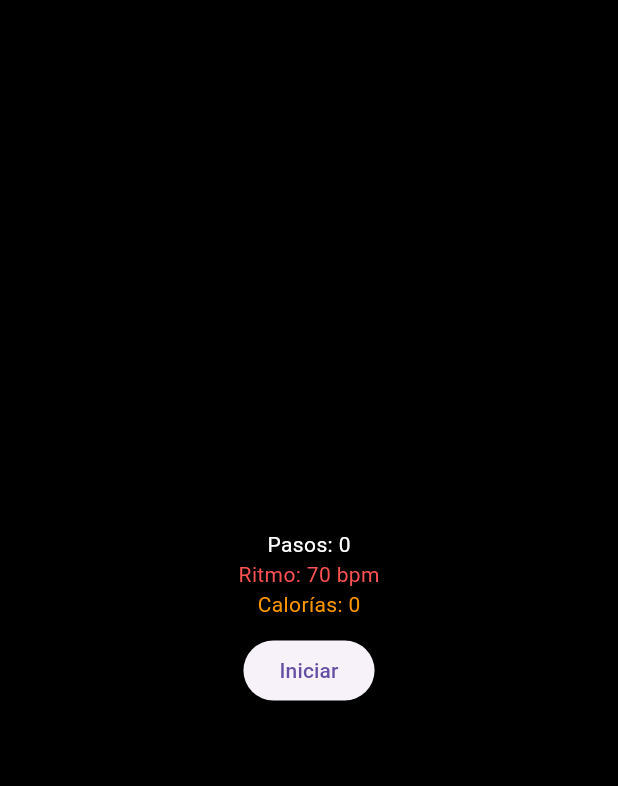
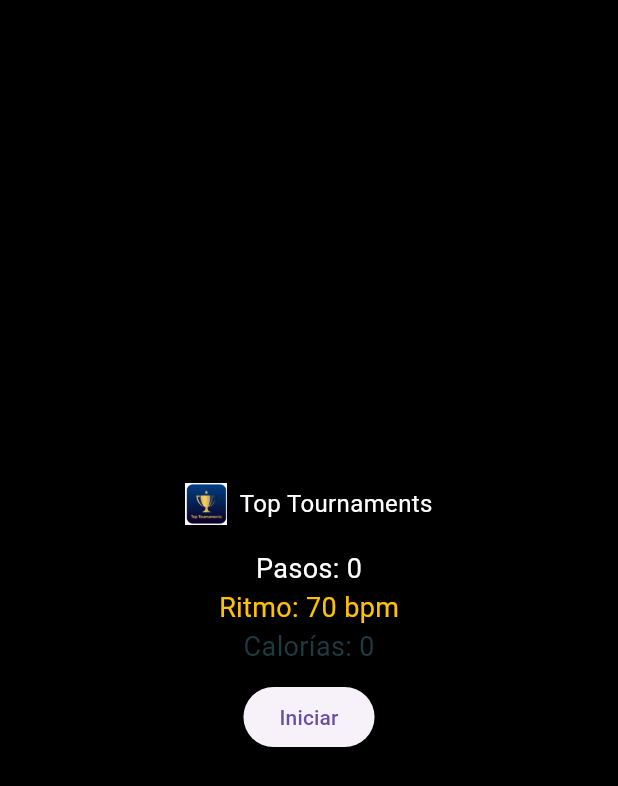
Before and after one commit to Zabdiel732/top-tournaments, a Flutter app: the screen it shows after launch, on a phone screen of 412 x 824 dp. Shown: the top 786 px of the screen. Run offline on Flutter 3.47's test engine with Material 3 defaults, Android fonts, the phone set to English and light mode, and no system bars; our stand-ins replace cloud_firestore, firebase_core, flutter_blue_plus, permission_handler; accounts and stored records are empty.

Commit message:
feat(remedial): UI palette, BLE permissions, PWA styling, assets setup

```diff
--- a/wearable_app/lib/main.dart
+++ b/wearable_app/lib/main.dart
@@ -10,7 +10,14 @@ class WearableApp extends StatelessWidget {
   const WearableApp({super.key});
   @override
   Widget build(BuildContext context) {
-    return const MaterialApp(home: WearableScreen());
+    return MaterialApp(
+      theme: ThemeData(
+        scaffoldBackgroundColor: const Color(0xFF0F2027),
+        textTheme: const TextTheme(bodyText2: TextStyle(color: Colors.white)),
+        appBarTheme: const AppBarTheme(backgroundColor: Color(0xFF0F2027)),
+      ),
+      home: const WearableScreen(),
+    );
   }
 }
 
@@ -54,9 +61,18 @@ class _WearableScreenState extends State<WearableScreen> {
         child: Column(
           mainAxisAlignment: MainAxisAlignment.center,
           children: [
-            Text('Pasos: $pasos', style: const TextStyle(color: Colors.white)),
-            Text('Ritmo: $ritmo bpm', style: const TextStyle(color: Colors.redAccent)),
-            Text('Calorías: $calorias', style: const TextStyle(color: Colors.orange)),
+            // Header with logo
+            Padding(
+              padding: const EdgeInsets.only(bottom:16.0),
+              child: Row(mainAxisAlignment: MainAxisAlignment.center, children: [
+                Image.asset('assets/images/logo.png', width:28, height:28),
+                const SizedBox(width:8),
+                const Text('Top Tournaments', style: TextStyle(color: Colors.white, fontSize:16))
+              ]),
+            ),
+            Text('Pasos: $pasos', style: const TextStyle(color: Colors.white, fontSize:18)),
+            Text('Ritmo: $ritmo bpm', style: const TextStyle(color: Color(0xFFFFC107), fontSize:18)),
+            Text('Calorías: $calorias', style: const TextStyle(color: Color(0xFF203A43), fontSize:18)),
             const SizedBox(height: 10),
             ElevatedButton(
               onPressed: _toggleSimulation,
--- a/wearable_app/pubspec.yaml
+++ b/wearable_app/pubspec.yaml
@@ -59,6 +59,9 @@ flutter:
   # the material Icons class.
   uses-material-design: true
 
+  assets:
+    - assets/images/logo.png
+
   # To add assets to your application, add an assets section, like this:
   # assets:
   #   - images/a_dot_burr.jpeg
```
Also changed, not shown: mobile_app/lib/main.dart (+68 -3 lines), mobile_app/pubspec.yaml (+6 -3 lines), assets/Logotipo.jpeg (added), mobile_app/assets/images/README.txt (added), mobile_app/assets/images/logo.png (added), mobile_app/pubspec.lock, tv_pwa/logo.png (added), wearable_app/assets/images/README.txt (added), wearable_app/assets/images/logo.png (added), 6 other files.
